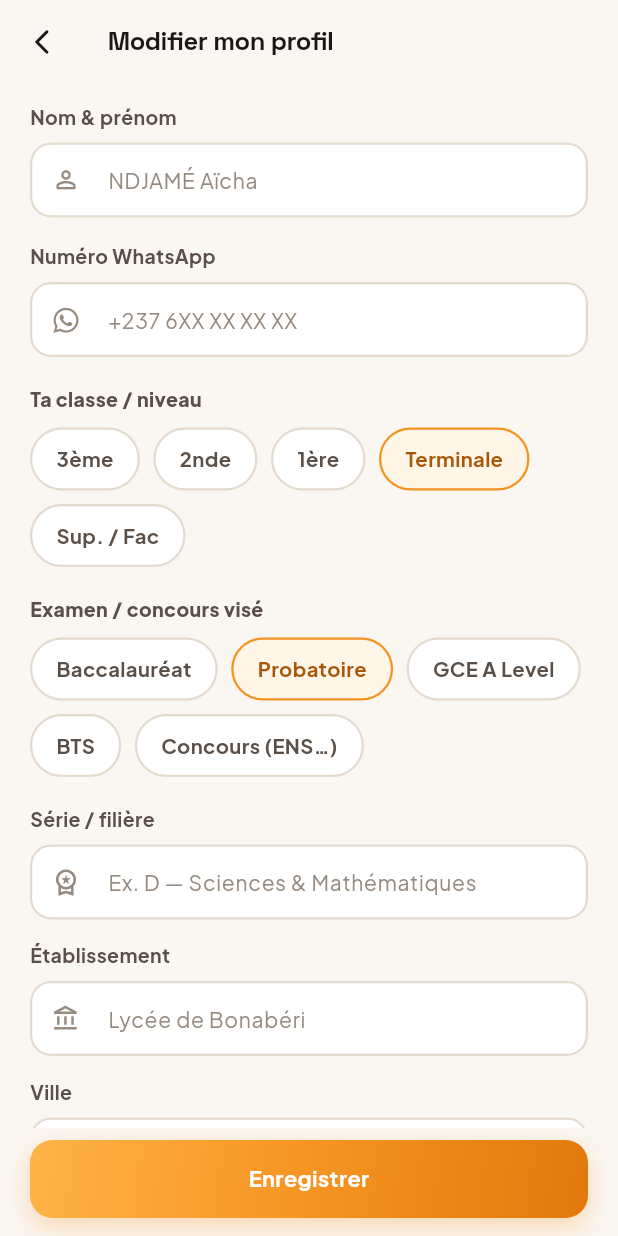
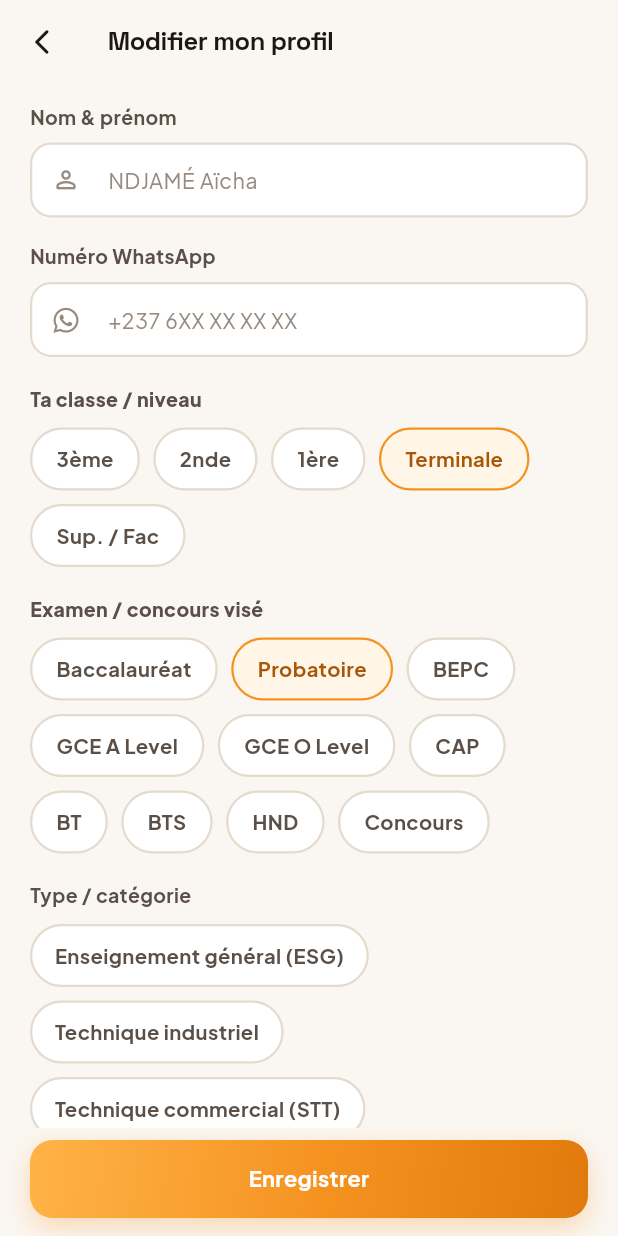
Before and after one commit to ludagg/onbuch-v2, a Flutter app: the EditProfileScreen screen opened by its route, after a tap on "Probatoire", on a phone screen of 412 x 824 dp. Run offline on Flutter 3.47's test engine with Material 3 defaults, Android fonts, the phone set to English and light mode, and no system bars; our stand-ins replace appwrite, camera, file_picker, firebase_core, firebase_messaging, fl_chart and 11 more; missing offline and left inert: gpt_markdown; accounts and stored records are empty; network calls fail.

Commit message:
Création de compte en cascade + onboarding engageant & skeletons (#93)
* Création de compte : sélection d'examen → filière en cascade (taxonomie)

À la création (et à l'édition) du profil, l'élève choisit son examen parmi
tous les cursus de la taxonomie, puis la suite s'affiche dynamiquement :
subdivision(s) éventuelle(s) puis série/spécialité (ex. Baccalauréat →
Enseignement général → Série D). Multi-niveaux, piloté par exam_taxonomy.

- Nouveau widget ExamPathPicker (drill-down depuis examTaxonomy)
- examOrder partagé (liste ordonnée des examens)
- profile_setup & edit_profile : liste d'examens = taxonomie, SeriesPicker
  remplacé par ExamPathPicker

Co-Authored-By: Claude Opus 4.8 (1M context) <noreply@anthropic.com>
Claude-Session: https://claude.ai/code/session_01SyEdjYbgCw9yPqHpuvtDDx

* Onboarding : 1er écran engageant (Léo, sans résultats) + skeletons de chargement

- Écran d'accueil onboarding : remplace la carte « résultat / ADMIS » par
  un héros Léo qui célèbre + raccourcis (Tuteur IA, Cours, Annales, Concours).
  Copie recentrée sur l'accompagnement, sans mention des résultats.
- Skeletons : nouveaux SkeletonMediaRow / SkeletonCard ; états de chargement
  des Actualités, À l'affiche et Agenda passent du spinner aux squelettes.

Co-Authored-By: Claude Opus 4.8 (1M context) <noreply@anthropic.com>
Claude-Session: https://claude.ai/code/session_01SyEdjYbgCw9yPqHpuvtDDx

---------

Co-authored-by: Claude <noreply@anthropic.com>

```diff
--- a/lib/data/exam_taxonomy.dart
+++ b/lib/data/exam_taxonomy.dart
@@ -362,6 +362,14 @@ List<ExamNode> _concoursSecurite() => [
       _n('', 'Armée', subjects: ['Culture générale', 'Dissertation', 'Mathématiques']),
     ];
 
+/// Ordre d'affichage des examens (création de compte, sélecteurs) — du plus
+/// courant au plus spécifique. Chaque entrée est une clé de [examTaxonomy].
+const List<String> examOrder = [
+  'Baccalauréat', 'Probatoire', 'BEPC',
+  'GCE A Level', 'GCE O Level',
+  'CAP', 'BT', 'BTS', 'HND', 'Concours',
+];
+
 /// Taxonomie — clés = libellés des cartes de la page d'accueil Annales.
 final Map<String, ExamNode> examTaxonomy = {
   // ── BEPC : pas de subdivision ni de série — épreuves par matière ───────────
--- a/lib/screens/affiche/affiche_screen.dart
+++ b/lib/screens/affiche/affiche_screen.dart
@@ -3,6 +3,7 @@ import 'package:go_router/go_router.dart';
 import 'package:intl/intl.dart';
 import '../../theme/app_theme.dart';
 import '../../widgets/ob_widgets.dart';
+import '../../widgets/skeletons.dart';
 import '../../models/affiche.dart';
 import '../../services/database_service.dart';
 
@@ -26,7 +27,10 @@ class _AfficheScreenState extends State<AfficheScreen> {
         future: _future,
         builder: (context, snap) {
           if (snap.connectionState == ConnectionState.waiting) {
-            return const Center(child: CircularProgressIndicator(color: OC.o500));
+            return ListView(
+              padding: const EdgeInsets.fromLTRB(20, 12, 20, 28),
+              children: List.generate(4, (_) => const SkeletonCard()),
+            );
           }
           final items = snap.data ?? const <AfficheItem>[];
           if (items.isEmpty) {
--- a/lib/screens/news/news_screen.dart
+++ b/lib/screens/news/news_screen.dart
@@ -2,6 +2,7 @@ import 'package:flutter/material.dart';
 import 'package:go_router/go_router.dart';
 import '../../theme/app_theme.dart';
 import '../../widgets/ob_widgets.dart';
+import '../../widgets/skeletons.dart';
 import '../../models/article.dart';
 import '../../services/database_service.dart';
 
@@ -25,7 +26,10 @@ class _NewsScreenState extends State<NewsScreen> {
         future: _future,
         builder: (context, snap) {
           if (snap.connectionState == ConnectionState.waiting) {
-            return const Center(child: CircularProgressIndicator(color: OC.o500));
+            return ListView(
+              padding: const EdgeInsets.fromLTRB(20, 12, 20, 28),
+              children: List.generate(6, (_) => const SkeletonMediaRow()),
+            );
           }
           final articles = snap.data ?? const <Article>[];
           if (articles.isEmpty) {
--- a/lib/screens/onboarding/profile_setup_screen.dart
+++ b/lib/screens/onboarding/profile_setup_screen.dart
@@ -3,7 +3,8 @@ import 'package:go_router/go_router.dart';
 import '../../theme/app_theme.dart';
 import '../../widgets/ob_widgets.dart';
 import '../../widgets/leo_mascot.dart';
-import '../../widgets/series_picker.dart';
+import '../../widgets/exam_path_picker.dart';
+import '../../data/exam_taxonomy.dart';
 import '../../services/auth_service.dart';
 import '../../services/database_service.dart';
 
@@ -41,7 +42,7 @@ class _ProfileSetupScreenState extends State<ProfileSetupScreen> {
   String? _gender;
 
   static const _classes = ['3ème', '2nde', '1ère', 'Terminale', 'Sup. / Fac'];
-  static const _exams   = ['Baccalauréat', 'Probatoire', 'GCE A Level', 'BTS', 'Concours (ENS…)'];
+  static const _exams   = examOrder; // examens de la taxonomie, ordonnés
   static const _fields  = [
     'Santé / Médecine', 'Ingénierie / Tech', 'Droit / Sciences Po',
     'Commerce / Gestion', 'Sciences', 'Lettres / Langues', 'Arts / Design',
@@ -284,10 +285,9 @@ class _ProfileSetupScreenState extends State<ProfileSetupScreen> {
             _groupLabel('Examen / concours visé'),
             _choice(_exams, _examen, (v) => setState(() { _examen = v!; _serie = null; })),
             const SizedBox(height: 20),
-            SeriesPicker(
+            ExamPathPicker(
               exam: _examen,
               value: _serie,
-              label: 'Série / filière (optionnel)',
               onChanged: (v) => setState(() => _serie = v),
             ),
           ],
--- a/lib/screens/profile/edit_profile_screen.dart
+++ b/lib/screens/profile/edit_profile_screen.dart
@@ -3,7 +3,8 @@ import 'package:font_awesome_flutter/font_awesome_flutter.dart';
 import 'package:go_router/go_router.dart';
 import '../../theme/app_theme.dart';
 import '../../widgets/ob_widgets.dart';
-import '../../widgets/series_picker.dart';
+import '../../widgets/exam_path_picker.dart';
+import '../../data/exam_taxonomy.dart';
 import '../../services/auth_service.dart';
 import '../../services/database_service.dart';
 
@@ -37,7 +38,7 @@ class _EditProfileScreenState extends State<EditProfileScreen> {
   bool _saving = false;
 
   static const _levels = ['3ème', '2nde', '1ère', 'Terminale', 'Sup. / Fac'];
-  static const _exams = ['Baccalauréat', 'Probatoire', 'GCE A Level', 'BTS', 'Concours (ENS…)'];
+  static const _exams = examOrder; // examens de la taxonomie, ordonnés
   static const _genders = ['Fille', 'Garçon', 'Autre'];
   static const _fields = [
     'Santé / Médecine', 'Ingénierie / Tech', 'Droit / Sciences Po',
@@ -164,7 +165,7 @@ class _EditProfileScreenState extends State<EditProfileScreen> {
                 const SizedBox(height: 10),
                 _chips(_exams, _exam, (i) => setState(() { _exam = i; _serie = null; })),
                 const SizedBox(height: 18),
-                SeriesPicker(
+                ExamPathPicker(
                   exam: _exams[_exam],
                   value: _serie,
                   onChanged: (v) => setState(() => _serie = v),
--- a/lib/screens/school/school_events_screen.dart
+++ b/lib/screens/school/school_events_screen.dart
@@ -2,6 +2,7 @@ import 'package:flutter/material.dart';
 import 'package:intl/intl.dart';
 import '../../theme/app_theme.dart';
 import '../../widgets/ob_widgets.dart';
+import '../../widgets/skeletons.dart';
 import '../../models/calendar_event.dart';
 import '../../services/database_service.dart';
 import '../../utils/launch.dart';
@@ -55,7 +56,10 @@ class _SchoolEventsScreenState extends State<SchoolEventsScreen> {
       backgroundColor: OC.bg,
       appBar: obBackAppBar(context, 'Agenda'),
       body: _loading
-          ? const Center(child: CircularProgressIndicator(color: OC.o500))
+          ? ListView(
+              padding: const EdgeInsets.fromLTRB(20, 16, 20, 28),
+              children: List.generate(6, (_) => const SkeletonRow()),
+            )
           : RefreshIndicator(
               color: OC.o500,
               onRefresh: () async {
--- /dev/null
+++ b/lib/widgets/exam_path_picker.dart
@@ -0,0 +1,162 @@
+import 'package:flutter/material.dart';
+import '../theme/app_theme.dart';
+import '../data/exam_taxonomy.dart';
+
+/// Sélecteur **en cascade** de la filière, piloté par la taxonomie statique
+/// ([examTaxonomy]). À partir de l'examen choisi ([exam]), il déroule
+/// dynamiquement les niveaux : subdivision(s) éventuelle(s) puis série /
+/// spécialité. Ex. : Baccalauréat → « Enseignement général » → « Série D ».
+/// Certains examens n'ont qu'un niveau (BTS → spécialité) et d'autres aucun
+/// (BEPC, composé par matières). La valeur retenue ([value]) est le **libellé
+/// de la feuille** choisie (série/spécialité) ; `null` tant qu'on n'a pas atteint
+/// une feuille.
+class ExamPathPicker extends StatefulWidget {
+  final String exam;
+  final String? value;
+  final ValueChanged<String?> onChanged;
+
+  const ExamPathPicker({
+    super.key,
+    required this.exam,
+    required this.value,
+    required this.onChanged,
+  });
+
+  @override
+  State<ExamPathPicker> createState() => _ExamPathPickerState();
+}
+
+class _ExamPathPickerState extends State<ExamPathPicker> {
+  final List<ExamNode> _groups = []; // subdivisions choisies (chemin de drill)
+  ExamNode? _leaf; // série / spécialité finale choisie
+
+  ExamNode? get _root => examTaxonomy[widget.exam];
+
+  @override
+  void initState() {
+    super.initState();
+    _resolve();
+  }
+
+  @override
+  void didUpdateWidget(covariant ExamPathPicker old) {
+    super.didUpdateWidget(old);
+    // Reset si l'examen change, ou si la valeur externe ne correspond plus.
+    if (old.exam != widget.exam || (old.value != widget.value && widget.value != _leaf?.label)) {
+      _groups.clear();
+      _leaf = null;
+      _resolve();
+    }
+  }
+
+  /// Reconstruit le chemin (groupes + feuille) depuis la valeur stockée — utile
+  /// à l'édition du profil pour ré-afficher la sélection précédente.
+  void _resolve() {
+    final root = _root;
+    final target = widget.value;
+    if (root == null || target == null || target.isEmpty) return;
+    List<ExamNode>? dfs(ExamNode node, List<ExamNode> trail) {
+      for (final c in node.children) {
+        if (c.isLeaf) {
+          if (c.label == target) return [...trail, c];
+        } else {
+          final r = dfs(c, [...trail, c]);
+          if (r != null) return r;
+        }
+      }
+      return null;
+    }
+
+    final path = dfs(root, const []);
+    if (path != null && path.isNotEmpty) {
+      _leaf = path.removeLast();
+      _groups
+        ..clear()
+        ..addAll(path);
+    }
+  }
+
+  void _selectAt(int depth, ExamNode child) {
+    setState(() {
+      if (_groups.length > depth) _groups.removeRange(depth, _groups.length);
+      _leaf = null;
+      if (child.isLeaf) {
+        _leaf = child;
+      } else {
+        _groups.add(child);
+      }
+    });
+    widget.onChanged(_leaf?.label);
+  }
+
+  @override
+  Widget build(BuildContext context) {
+    final root = _root;
+    if (root == null || root.children.isEmpty) {
+      // Examen sans subdivision ni série (ex. BEPC : composé par matières).
+      return Row(children: [
+        Icon(Icons.info_outline_rounded, size: 17, color: OC.muted),
+        const SizedBox(width: 8),
+        Expanded(
+          child: Text('Le ${widget.exam} se compose par matières — pas de série à choisir.',
+              style: body(12.5, color: OC.muted, weight: FontWeight.w600)),
+        ),
+      ]);
+    }
+
+    final levels = <Widget>[];
+    ExamNode current = root;
+    int depth = 0;
+    while (current.children.isNotEmpty) {
+      final children = current.children;
+      final resolved = depth < _groups.length;
+      final chosen = resolved ? _groups[depth] : (children.contains(_leaf) ? _leaf : null);
+      levels.add(_levelBlock(children, depth, chosen));
+      if (resolved) {
+        current = _groups[depth];
+        depth++;
+      } else {
+        break; // niveau courant non résolu = dernier affiché
+      }
+    }
+
+    return Column(crossAxisAlignment: CrossAxisAlignment.start, children: levels);
+  }
+
+  Widget _levelBlock(List<ExamNode> children, int depth, ExamNode? chosen) {
+    return Padding(
+      padding: const EdgeInsets.only(bottom: 16),
+      child: Column(crossAxisAlignment: CrossAxisAlignment.start, children: [
+        Text(_levelLabel(children), style: body(13, weight: FontWeight.w700, color: OC.ink2)),
+        const SizedBox(height: 10),
+        Wrap(spacing: 9, runSpacing: 9, children: [
+          for (final c in children)
+            _chip(c.label, chosen == c, () => _selectAt(depth, c)),
+        ]),
+      ]),
+    );
+  }
+
+  String _levelLabel(List<ExamNode> children) {
+    final leaves = children.every((c) => c.isLeaf);
+    if (!leaves) return 'Type / catégorie';
+    final hasCode = children.any((c) => c.code.isNotEmpty);
+    if (hasCode) return 'Série';
+    if (widget.exam == 'Concours') return 'École / concours';
+    return 'Filière / spécialité';
+  }
+
+  Widget _chip(String label, bool on, VoidCallback onTap) => GestureDetector(
+        onTap: onTap,
+        child: AnimatedContainer(
+          duration: const Duration(milliseconds: 140),
+          padding: const EdgeInsets.symmetric(horizontal: 15, vertical: 10),
+          decoration: BoxDecoration(
+            color: on ? OC.o50 : OC.paper,
+            borderRadius: BorderRadius.circular(999),
+            border: Border.all(color: on ? OC.o500 : OC.line2, width: 1.5),
+          ),
+          child: Text(label, style: body(13.5, weight: FontWeight.w700, color: on ? OC.o700 : OC.ink2)),
+        ),
+      );
+}
```
Also changed, not shown: lib/screens/onboarding/value_screens.dart (+51 -55 lines), lib/widgets/skeletons.dart (+67 -0 lines).
